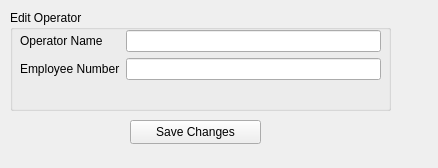
Old version of the form src/frontend/QT Designer Files/EditOperatorWidget.ui in the repository JamesShadowfyre/MANF555.
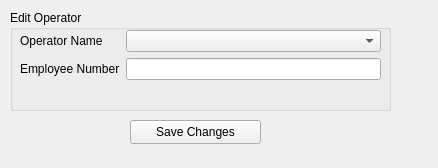
New version of the form.

Commit message: EditOperatorWidget_Handler ready for db, small edits to DeleteOperatorWidget_Handler

```diff
--- a/src/frontend/QT Designer Files/EditOperatorWidget.ui
+++ b/src/frontend/QT Designer Files/EditOperatorWidget.ui
@@ -31,7 +31,7 @@
       <x>10</x>
       <y>20</y>
       <width>361</width>
-      <height>71</height>
+      <height>74</height>
      </rect>
     </property>
     <layout class="QFormLayout" name="formLayout">
@@ -53,7 +53,7 @@
       </widget>
      </item>
      <item row="0" column="1">
-      <widget class="QLineEdit" name="newOperatorNameInput"/>
+      <widget class="QComboBox" name="editOperatorNameInput"/>
      </item>
     </layout>
    </widget>
```
Left out of the diff: 6 changed lines with no effect on the pictures. The commit also changes 5 other files.
